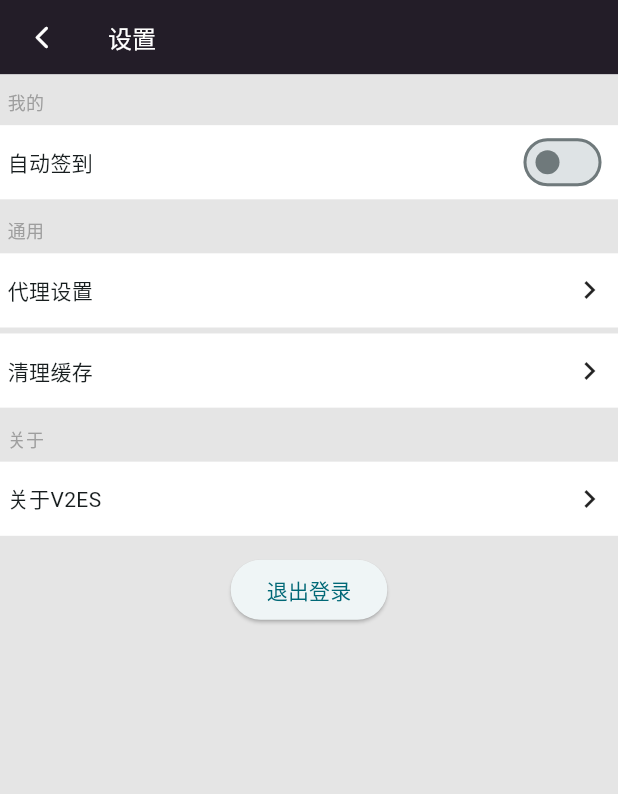
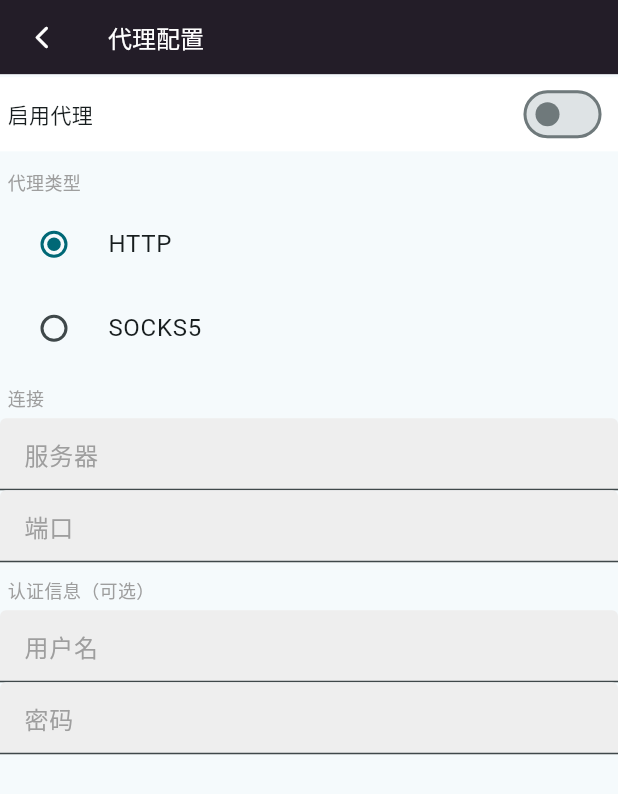
Before and after one commit to pidanjoy/v2es, a Flutter app: the screen it shows after launch, after a tap on "配置代理", on a phone screen of 412 x 824 dp. Shown: the top 794 px of the screen. Run offline on Flutter 3.47's test engine with Material 2 defaults, Android fonts, the phone set to English and light mode, and no system bars; our stand-ins replace dio, flutter_styled_toast, flutter_widget_from_html_core, photo_view, shared_preferences; network calls fail.

Commit message:
proxy config page

```diff
--- a/lib/config/route_config.dart
+++ b/lib/config/route_config.dart
@@ -3,6 +3,7 @@ import 'package:v2es/constant/base_constant.dart';
 import 'package:v2es/page/home_page.dart';
 import 'package:v2es/page/login_page.dart';
 import 'package:v2es/page/plan_page.dart';
+import 'package:v2es/page/proxy_config_page.dart';
 import 'package:v2es/page/search_page.dart';
 import 'package:v2es/page/setting_page.dart';
 import 'package:v2es/page/topic_page.dart';
@@ -39,6 +40,11 @@ RouteFactory myGenerateRoute = (setting) {
         pageBuilder: (context, animation, secondaryAnimation) {
       return const SettingPage();
     });
+  } else if (setting.name == RouteName.proxyConfig.r) {
+    return PageRouteBuilder(
+        pageBuilder: (context, animation, secondaryAnimation) {
+      return const ProxyConfigPage();
+    });
   } else {
     return MaterialPageRoute(builder: (context) => const UnknownPage());
   }
--- a/lib/constant/base_constant.dart
+++ b/lib/constant/base_constant.dart
@@ -36,6 +36,7 @@ enum RouteName {
   topic,
   plan,
   setting,
+  proxyConfig,
 }
 
 extension RouteNameExtension on RouteName {
@@ -55,6 +56,8 @@ extension RouteNameExtension on RouteName {
         return "/plan";
       case RouteName.setting:
         return "/setting";
+      case RouteName.proxyConfig:
+        return "/proxyConfig";
     }
   }
 }
--- a/lib/page/launch_page.dart
+++ b/lib/page/launch_page.dart
@@ -126,8 +126,8 @@ class _LaunchPageState extends State<LaunchPage> {
                           ),
                           const SizedBox(width: 10),
                           ElevatedButton(
-                            onPressed: () =>
-                                CommonUtil.routeTo(context, RouteName.setting),
+                            onPressed: () => CommonUtil.routeTo(
+                                context, RouteName.proxyConfig),
                             child: const Text("配置代理"),
                           ),
                         ],
--- /dev/null
+++ b/lib/page/proxy_config_page.dart
@@ -0,0 +1,147 @@
+import 'package:flutter/material.dart';
+import 'package:v2es/widget/my_app_bar_widget.dart';
+
+import '../util/common_util.dart';
+
+class ProxyConfigPage extends StatefulWidget {
+  const ProxyConfigPage({super.key});
+
+  @override
+  State<ProxyConfigPage> createState() => _ProxyConfigPageState();
+}
+
+class _ProxyConfigPageState extends State<ProxyConfigPage> {
+  var _switchValue = false;
+  var _groupValue = "HTTP";
+
+  @override
+  Widget build(BuildContext context) {
+    return SafeArea(
+      child: Scaffold(
+        appBar: MyAppBar(
+          size: CommonUtil.getScreenHeight(context) * 0.06,
+          title: Container(
+            alignment: Alignment.centerLeft,
+            child: const Text(
+              "代理配置",
+              style: TextStyle(
+                fontSize: 16.0,
+                color: Colors.white,
+              ),
+            ),
+          ),
+        ),
+        body: Container(
+          child: ListView(
+            children: [
+              Container(
+                color: Colors.white,
+                height: CommonUtil.getScreenHeight(context) * 0.06,
+                margin: const EdgeInsets.only(top: 2, bottom: 2),
+                padding: const EdgeInsets.only(left: 5, right: 7),
+                child: Row(
+                  mainAxisAlignment: MainAxisAlignment.spaceBetween,
+                  children: [
+                    Text("启用代理"),
+                    Container(
+                      height: 10,
+                      child: Switch(
+                          value: _switchValue,
+                          onChanged: (value) {
+                            setState(() {
+                              _switchValue = value;
+                            });
+                          }),
+                    ),
+                  ],
+                ),
+              ),
+              Container(
+                margin: const EdgeInsets.only(top: 10, bottom: 5),
+                padding: const EdgeInsets.only(left: 5),
+                child: Text(
+                  "代理类型",
+                  style: TextStyle(
+                    color: Colors.grey,
+                    fontSize: 12,
+                  ),
+                ),
+              ),
+              RadioListTile<String>(
+                value: "HTTP",
+                title: Text("HTTP"),
+                groupValue: _groupValue,
+                onChanged: (value) {},
+              ),
+              RadioListTile<String>(
+                value: "SOCKS5",
+                title: Text("SOCKS5"),
+                groupValue: _groupValue,
+                onChanged: (value) {},
+              ),
+              Container(
+                margin: const EdgeInsets.only(top: 10, bottom: 5),
+                padding: const EdgeInsets.only(left: 5),
+                child: Text(
+                  "连接",
+                  style: TextStyle(
+                    color: Colors.grey,
+                    fontSize: 12,
+                  ),
+                ),
+              ),
+              TextField(
+                decoration: InputDecoration(
+                  // border: OutlineInputBorder(),
+                  filled: true,
+                  fillColor: Colors.grey[200],
+                  hintText: '服务器',
+                  hintStyle: TextStyle(color: Colors.grey),
+                ),
+              ),
+              TextField(
+                decoration: InputDecoration(
+                  // border: OutlineInputBorder(),
+                  filled: true,
+                  fillColor: Colors.grey[200],
+                  hintText: '端口',
+                  hintStyle: TextStyle(color: Colors.grey),
+                ),
+              ),
+              Container(
+                margin: const EdgeInsets.only(top: 10, bottom: 5),
+                padding: const EdgeInsets.only(left: 5),
+                child: Text(
+                  "认证信息（可选）",
+                  style: TextStyle(
+                    color: Colors.grey,
+                    fontSize: 12,
+                  ),
+                ),
+              ),
+              TextField(
+                decoration: InputDecoration(
+                  // border: OutlineInputBorder(),
+                  filled: true,
+                  fillColor: Colors.grey[200],
+                  hintText: '用户名',
+                  hintStyle: TextStyle(color: Colors.grey),
+                ),
+              ),
+              TextField(
+                obscureText: true,
+                decoration: InputDecoration(
+                  // border: OutlineInputBorder(),
+                  filled: true,
+                  fillColor: Colors.grey[200],
+                  hintText: '密码',
+                  hintStyle: TextStyle(color: Colors.grey),
+                ),
+              ),
+            ],
+          ),
+        ),
+      ),
+    );
+  }
+}
```
